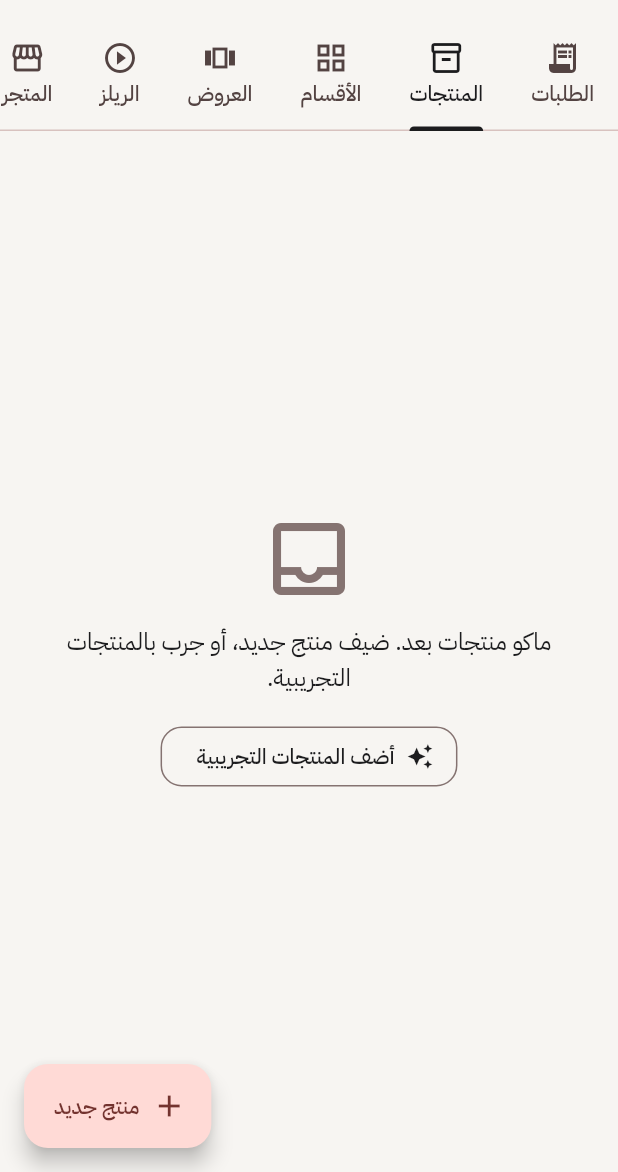
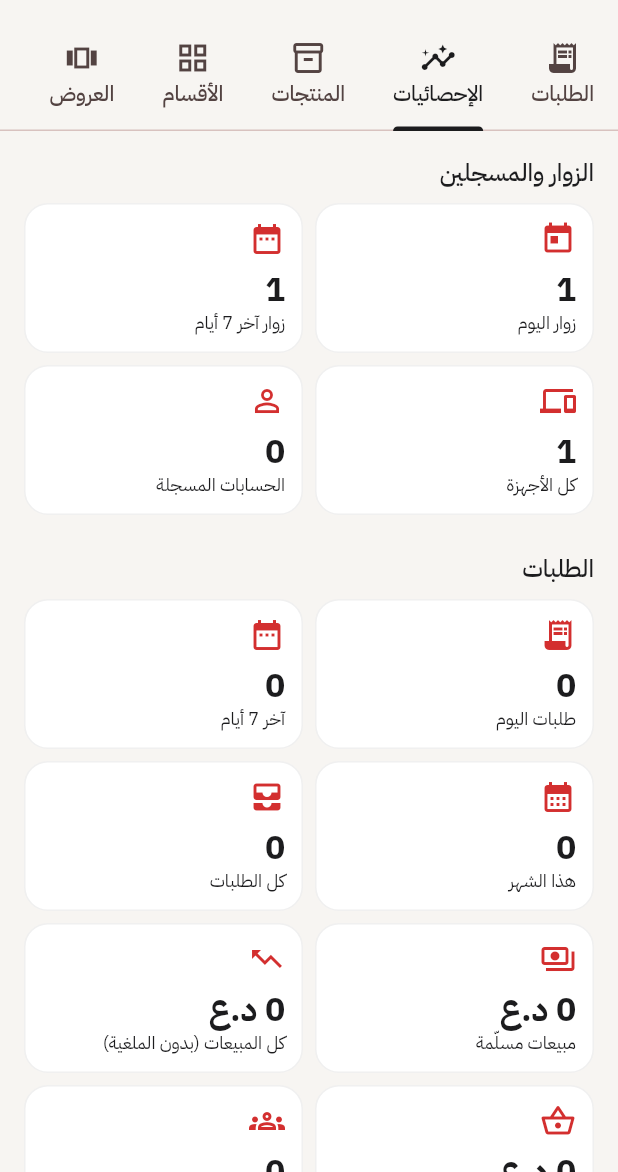
Before and after one commit to alaakad90/ff, a Flutter app: the AdminHome screen opened directly with empty values, tab 2 chosen, on a phone screen of 412 x 824 dp, the part 64-1236 px from its top. Run offline on Flutter 3.47's test engine with Material 3 defaults, Android fonts, the phone set to English and light mode, and no system bars; our stand-ins replace cloud_firestore, firebase_auth, firebase_core, firebase_messaging, google_sign_in, image_picker and 3 more; accounts and stored records are empty.

Commit message:
Stats tab in the control panel, and a push to the owner's phone for each new order
Stats:
- Each device records an anonymous random id once a day (devices/{id},
  firstSeen/lastSeen/platform), and each signed-in account gets a
  joinedAt on users/{uid]. The stats tab counts visitors today, in the
  last 7 days and overall, and registered accounts, with Firestore count
  queries.
- Order numbers come from the last 200 orders: today, 7 days, month,
  total, by status, delivered and expected sales, average order,
  distinct customers by phone, top 5 products and a 7-day bar chart.
- Profiles are saved with merge so joinedAt survives.

New-order push:
- Opening the control panel saves that phone's FCM token in
  adminDevices/{token}.
- After the Telegram message, the server pushes "new order" with the
  customer, total and day to every admin phone and deletes tokens FCM
  reports as unregistered. A failed push doesn't fail the request.

firestore.rules: devices, adminDevices, users joinedAt, and admin read
on users for counting.

Co-Authored-By: Claude Opus 5.5 <noreply@anthropic.com>
Claude-Session: https://claude.ai/code/session_019qUfaC8pLRaMMPSPxsds8G

```diff
--- /dev/null
+++ b/store_app/lib/models/stats.dart
@@ -0,0 +1,105 @@
+import 'order.dart';
+
+/// عدد الزوار والمسجلين، من Firestore.
+class VisitorStats {
+  final int devices; // كل الأجهزة اللي فتحت التطبيق
+  final int today; // الأجهزة اللي فتحته اليوم
+  final int week; // آخر 7 أيام
+  final int members; // الحسابات المسجلة
+
+  const VisitorStats({this.devices = 0, this.today = 0, this.week = 0, this.members = 0});
+}
+
+class ProductSales {
+  final String name;
+  final int quantity;
+  final int total;
+
+  const ProductSales(this.name, this.quantity, this.total);
+}
+
+/// أرقام الطلبات، محسوبة من قائمة الطلبات.
+class OrderStats {
+  final int total;
+  final int today;
+  final int week;
+  final int month;
+  final Map<OrderStatus, int> byStatus;
+  final int delivered; // مبيعات الطلبات المسلّمة
+  final int expected; // مبيعات كل الطلبات غير الملغية
+  final int customers; // زبائن مختلفين (حسب رقم الهاتف)
+  final List<ProductSales> topProducts;
+  final List<int> lastSevenDays; // عدد الطلبات لكل يوم، من قبل 6 أيام لليوم
+
+  const OrderStats({
+    required this.total,
+    required this.today,
+    required this.week,
+    required this.month,
+    required this.byStatus,
+    required this.delivered,
+    required this.expected,
+    required this.customers,
+    required this.topProducts,
+    required this.lastSevenDays,
+  });
+
+  int get average {
+    final count = total - (byStatus[OrderStatus.cancelled] ?? 0);
+    return count == 0 ? 0 : expected ~/ count;
+  }
+
+  factory OrderStats.from(List<StoreOrder> orders, DateTime now) {
+    final startOfToday = DateTime(now.year, now.month, now.day);
+    final startOfWeek = startOfToday.subtract(const Duration(days: 6));
+    final startOfMonth = DateTime(now.year, now.month);
+    final byStatus = {for (final s in OrderStatus.values) s: 0};
+    final sales = <String, ProductSales>{};
+    final phones = <String>{};
+    final days = List.filled(7, 0);
+    var today = 0, week = 0, month = 0, delivered = 0, expected = 0;
+
+    for (final order in orders) {
+      byStatus[order.status] = byStatus[order.status]! + 1;
+      final created = order.createdAt?.toLocal();
+      if (created != null) {
+        if (!created.isBefore(startOfToday)) today++;
+        if (!created.isBefore(startOfWeek)) {
+          week++;
+          final day = DateTime(created.year, created.month, created.day);
+          final index = 6 - startOfToday.difference(day).inDays;
+          if (index >= 0 && index < 7) days[index]++;
+        }
+        if (!created.isBefore(startOfMonth)) month++;
+      }
+      if (order.status == OrderStatus.cancelled) continue;
+      expected += order.total;
+      if (order.status == OrderStatus.done) delivered += order.total;
+      final phone = order.customer.phone.replaceAll(RegExp(r'\D'), '');
+      if (phone.isNotEmpty) phones.add(phone);
+      for (final item in order.items) {
+        final key = item.productId.isEmpty ? item.name : item.productId;
+        final old = sales[key];
+        sales[key] = ProductSales(
+          item.name,
+          (old?.quantity ?? 0) + item.quantity,
+          (old?.total ?? 0) + item.total,
+        );
+      }
+    }
+
+    final top = sales.values.toList()..sort((a, b) => b.quantity.compareTo(a.quantity));
+    return OrderStats(
+      total: orders.length,
+      today: today,
+      week: week,
+      month: month,
+      byStatus: byStatus,
+      delivered: delivered,
+      expected: expected,
+      customers: phones.length,
+      topProducts: top.take(5).toList(),
+      lastSevenDays: days,
+    );
+  }
+}
--- a/store_app/lib/screens/admin/admin_home.dart
+++ b/store_app/lib/screens/admin/admin_home.dart
@@ -9,23 +9,48 @@ import '../../models/product.dart';
 import '../../services/auth_service.dart';
 import '../../services/contact.dart';
 import '../../services/order_service.dart';
+import '../../services/push_service.dart';
 import '../../services/store_repository.dart';
 import '../../widgets/product_grid.dart';
 import '../../widgets/product_image.dart';
 import '../account/my_orders_screen.dart';
 import 'content_editors.dart';
 import 'product_edit_screen.dart';
+import 'stats_tab.dart';
 
 /// لوحة التحكم. تنفتح بتبويب الحساب لما صاحب المتجر يسجل دخول.
-class AdminHome extends StatelessWidget {
+class AdminHome extends StatefulWidget {
   final Session session;
 
   const AdminHome({super.key, required this.session});
 
   @override
+  State<AdminHome> createState() => _AdminHomeState();
+}
+
+class _AdminHomeState extends State<AdminHome> {
+  @override
+  void initState() {
+    super.initState();
+    _registerDevice();
+  }
+
+  /// هذا الموبايل يوصله إشعار من يجي طلب جديد.
+  Future<void> _registerDevice() async {
+    final repo = context.read<StoreRepository>();
+    final token = await context.read<PushService>().deviceToken();
+    if (token.isEmpty) return;
+    try {
+      await repo.registerAdminDevice(widget.session.uid, token);
+    } catch (_) {
+      // نحاول مرة ثانية بالفتحة الجاية.
+    }
+  }
+
+  @override
   Widget build(BuildContext context) {
     return DefaultTabController(
-      length: 6,
+      length: 7,
       child: Scaffold(
         appBar: AppBar(
           title: const Text('لوحة التحكم'),
@@ -41,6 +66,7 @@ class AdminHome extends StatelessWidget {
             tabAlignment: TabAlignment.start,
             tabs: [
               Tab(icon: Icon(Icons.receipt_long), text: 'الطلبات'),
+              Tab(icon: Icon(Icons.insights_outlined), text: 'الإحصائيات'),
               Tab(icon: Icon(Icons.inventory_2_outlined), text: 'المنتجات'),
               Tab(icon: Icon(Icons.grid_view_outlined), text: 'الأقسام'),
               Tab(icon: Icon(Icons.view_carousel_outlined), text: 'العروض'),
@@ -51,6 +77,7 @@ class AdminHome extends StatelessWidget {
         ),
         body: const TabBarView(children: [
           _OrdersTab(),
+          StatsTab(),
           _ProductsTab(),
           _CategoriesTab(),
           _BannersTab(),
--- /dev/null
+++ b/store_app/lib/screens/admin/stats_tab.dart
@@ -0,0 +1,262 @@
+import 'package:flutter/material.dart';
+import 'package:provider/provider.dart';
+
+import '../../models/order.dart';
+import '../../models/product.dart';
+import '../../models/stats.dart';
+import '../../services/store_repository.dart';
+import '../account/my_orders_screen.dart';
+
+/// إحصائيات المتجر: الزوار، المسجلين، والطلبات وتفاصيلها.
+class StatsTab extends StatefulWidget {
+  const StatsTab({super.key});
+
+  @override
+  State<StatsTab> createState() => _StatsTabState();
+}
+
+class _StatsTabState extends State<StatsTab> {
+  late final _repo = context.read<StoreRepository>();
+  late final Stream<List<StoreOrder>> _orders = _repo.watchOrders();
+  late Future<VisitorStats> _visitors = _repo.loadVisitorStats(DateTime.now());
+
+  Future<void> _refresh() async {
+    final next = _repo.loadVisitorStats(DateTime.now());
+    setState(() => _visitors = next);
+    await next.catchError((_) => const VisitorStats());
+  }
+
+  @override
+  Widget build(BuildContext context) {
+    final theme = Theme.of(context);
+    return RefreshIndicator(
+      onRefresh: _refresh,
+      child: ListView(
+        padding: const EdgeInsets.all(16),
+        children: [
+          Text('الزوار والمسجلين', style: theme.textTheme.titleMedium),
+          const SizedBox(height: 8),
+          FutureBuilder<VisitorStats>(
+            future: _visitors,
+            builder: (context, snapshot) {
+              if (snapshot.hasError) {
+                return const Text('ما كدرنا نجيب عدد الزوار. اسحب لتحت حتى تعيد المحاولة.');
+              }
+              final v = snapshot.data;
+              String n(int Function(VisitorStats) f) => v == null ? '…' : '${f(v)}';
+              return _Grid(children: [
+                _StatCard(icon: Icons.today, label: 'زوار اليوم', value: n((v) => v.today)),
+                _StatCard(icon: Icons.date_range, label: 'زوار آخر 7 أيام', value: n((v) => v.week)),
+                _StatCard(icon: Icons.devices, label: 'كل الأجهزة', value: n((v) => v.devices)),
+                _StatCard(icon: Icons.person_outline, label: 'الحسابات المسجلة', value: n((v) => v.members)),
+              ]);
+            },
+          ),
+          const SizedBox(height: 24),
+          StreamBuilder<List<StoreOrder>>(
+            stream: _orders,
+            builder: (context, snapshot) {
+              if (snapshot.hasError) return const Text('ما كدرنا نجيب الطلبات');
+              final orders = snapshot.data;
+              if (orders == null) return const Center(child: CircularProgressIndicator());
+              return _OrderStatsView(stats: OrderStats.from(orders, DateTime.now()));
+            },
+          ),
+        ],
+      ),
+    );
+  }
+}
+
+class _OrderStatsView extends StatelessWidget {
+  final OrderStats stats;
+
+  const _OrderStatsView({required this.stats});
+
+  @override
+  Widget build(BuildContext context) {
+    final theme = Theme.of(context);
+    return Column(
+      crossAxisAlignment: CrossAxisAlignment.stretch,
+      children: [
+        Text('الطلبات', style: theme.textTheme.titleMedium),
+        const SizedBox(height: 8),
+        _Grid(children: [
+          _StatCard(icon: Icons.receipt_long, label: 'طلبات اليوم', value: '${stats.today}'),
+          _StatCard(icon: Icons.date_range, label: 'آخر 7 أيام', value: '${stats.week}'),
+          _StatCard(icon: Icons.calendar_month, label: 'هذا الشهر', value: '${stats.month}'),
+          _StatCard(icon: Icons.all_inbox, label: 'كل الطلبات', value: '${stats.total}'),
+          _StatCard(icon: Icons.payments_outlined, label: 'مبيعات مسلّمة', value: formatPrice(stats.delivered)),
+          _StatCard(icon: Icons.trending_up, label: 'كل المبيعات (بدون الملغية)', value: formatPrice(stats.expected)),
+          _StatCard(icon: Icons.shopping_basket_outlined, label: 'معدل الطلب', value: formatPrice(stats.average)),
+          _StatCard(icon: Icons.groups_outlined, label: 'زبائن طلبوا', value: '${stats.customers}'),
+        ]),
+        const SizedBox(height: 16),
+        _Section(
+          title: 'الطلبات آخر 7 أيام',
+          child: _DaysChart(counts: stats.lastSevenDays),
+        ),
+        _Section(
+          title: 'حسب الحالة',
+          child: Column(
+            children: [
+              for (final s in OrderStatus.values)
+                Padding(
+                  padding: const EdgeInsets.symmetric(vertical: 2),
+                  child: Row(children: [
+                    StatusChip(status: s),
+                    const Spacer(),
+                    Text('${stats.byStatus[s] ?? 0}', style: theme.textTheme.titleMedium),
+                  ]),
+                ),
+            ],
+          ),
+        ),
+        _Section(
+          title: 'أكثر المنتجات طلباً',
+          child: stats.topProducts.isEmpty
+              ? const Text('ماكو طلبات بعد')
+              : Column(
+                  children: [
+                    for (final (i, p) in stats.topProducts.indexed)
+                      ListTile(
+                        dense: true,
+                        contentPadding: EdgeInsets.zero,
+                        leading: CircleAvatar(radius: 14, child: Text('${i + 1}')),
+                        title: Text(p.name),
+                        subtitle: Text(formatPrice(p.total)),
+                        trailing: Text('× ${p.quantity}', style: theme.textTheme.titleMedium),
+                      ),
+                  ],
+                ),
+        ),
+        Text(
+          'الأرقام من آخر 200 طلب. الزوار ينحسبون من النسخة اللي بيها الإحصائيات وطالع.',
+          style: theme.textTheme.bodySmall,
+        ),
+      ],
+    );
+  }
+}
+
+class _Grid extends StatelessWidget {
+  final List<Widget> children;
+
+  const _Grid({required this.children});
+
+  @override
+  Widget build(BuildContext context) => LayoutBuilder(
+        builder: (context, constraints) {
+          final width = (constraints.maxWidth - 8) / 2;
+          return Wrap(
+            spacing: 8,
+            runSpacing: 8,
+            children: [for (final c in children) SizedBox(width: width, child: c)],
+          );
+        },
+      );
+}
+
+class _StatCard extends StatelessWidget {
+  final IconData icon;
+  final String label;
+  final String value;
+
+  const _StatCard({required this.icon, required this.label, required this.value});
+
+  @override
+  Widget build(BuildContext context) {
+    final theme = Theme.of(context);
+    return Card(
+      margin: EdgeInsets.zero,
+      child: Padding(
+        padding: const EdgeInsets.all(12),
+        child: Column(
+          crossAxisAlignment: CrossAxisAlignment.start,
+          children: [
+            Icon(icon, color: theme.colorScheme.secondary),
+            const SizedBox(height: 8),
+            FittedBox(
+              fit: BoxFit.scaleDown,
+              alignment: AlignmentDirectional.centerStart,
+              child: Text(value, style: theme.textTheme.titleLarge?.copyWith(fontWeight: FontWeight.bold)),
+            ),
+            Text(label, maxLines: 2, style: theme.textTheme.bodySmall),
+          ],
+        ),
+      ),
+    );
+  }
+}
+
+class _Section extends StatelessWidget {
+  final String title;
+  final Widget child;
+
+  const _Section({required this.title, required this.child});
+
+  @override
+  Widget build(BuildContext context) => Card(
+        margin: const EdgeInsets.only(bottom: 16),
+        child: Padding(
+          padding: const EdgeInsets.all(12),
+          child: Column(
+            crossAxisAlignment: CrossAxisAlignment.stretch,
+            children: [
+              Text(title, style: Theme.of(context).textTheme.titleSmall),
+              const SizedBox(height: 8),
+              child,
+            ],
+          ),
+        ),
+      );
+}
+
+/// أعمدة بسيطة لعدد الطلبات بكل يوم.
+class _DaysChart extends StatelessWidget {
+  final List<int> counts;
+
+  const _DaysChart({required this.counts});
+
+  @override
+  Widget build(BuildContext context) {
+    final theme = Theme.of(context);
+    final max = counts.fold(0, (a, b) => a > b ? a : b);
+    final today = DateTime.now();
+    return SizedBox(
+      height: 140,
+      child: Row(
+        crossAxisAlignment: CrossAxisAlignment.end,
+        children: [
+          for (final (i, count) in counts.indexed)
+            Expanded(
+              child: Padding(
+                padding: const EdgeInsets.symmetric(horizontal: 3),
+                child: Column(
+                  mainAxisAlignment: MainAxisAlignment.end,
+                  children: [
+                    Text('$count', style: theme.textTheme.labelSmall),
+                    const SizedBox(height: 2),
+                    Container(
+                      height: max == 0 ? 2 : 2 + 90 * count / max,
+                      decoration: BoxDecoration(
+                        color: theme.colorScheme.secondary,
+                        borderRadius: BorderRadius.circular(4),
+                      ),
+                    ),
+                    const SizedBox(height: 4),
+                    Text(
+                      weekDayName(today.subtract(Duration(days: 6 - i))),
+                      maxLines: 1,
+                      overflow: TextOverflow.clip,
+                      style: theme.textTheme.labelSmall,
+                    ),
+                  ],
+                ),
+              ),
+            ),
+        ],
+      ),
+    );
+  }
+}
--- a/store_app/pubspec.yaml
+++ b/store_app/pubspec.yaml
@@ -49,6 +49,7 @@ dependencies:
   image_picker: ^1.2.4
   webview_flutter: ^4.14.1
   firebase_messaging: ^16.7.0
+  shared_preferences: ^2.5.6
 
 dev_dependencies:
   flutter_test:
```
Also changed, not shown: store_app/lib/main.dart (+9 -4 lines), store_app/lib/services/store_repository.dart (+87 -1 lines), store_app/lib/services/visit_tracker.dart (added, +48 -0 lines), store_app/pubspec.lock, 6 other files.
